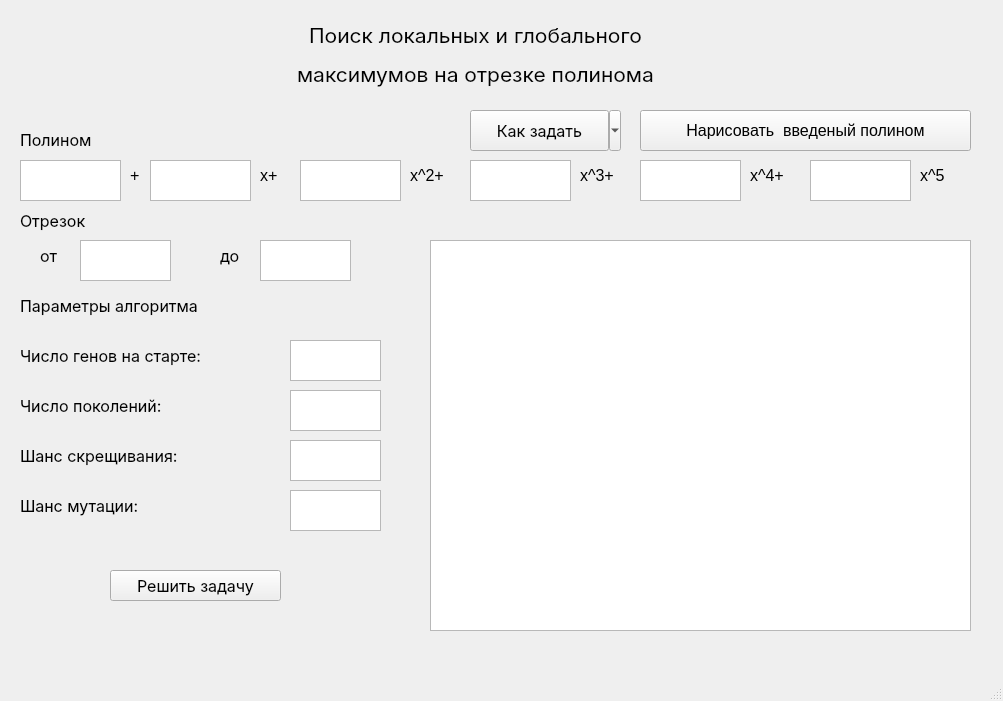
Old version of the form src/gui/mainwindow.ui in the repository jqnfxa/GA_Practice.
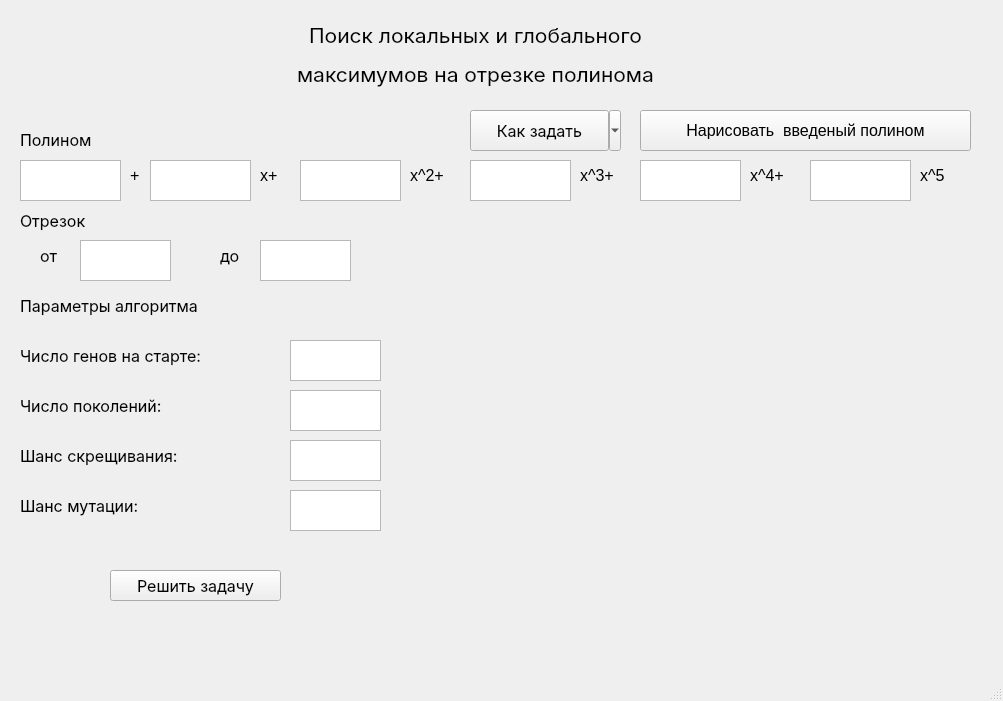
New version of the form.

What changed in the file:
```diff
--- a/src/gui/mainwindow.ui
+++ b/src/gui/mainwindow.ui
@@ -17,21 +17,6 @@
    <string notr="true"/>
   </property>
   <widget class="QWidget" name="centralwidget">
-   <widget class="QGraphicsView" name="setgraphVis">
-    <property name="geometry">
-     <rect>
-      <x>430</x>
-      <y>240</y>
-      <width>541</width>
-      <height>391</height>
-     </rect>
-    </property>
-    <property name="font">
-     <font>
-      <pointsize>12</pointsize>
-     </font>
-    </property>
-   </widget>
    <widget class="QLabel" name="label">
     <property name="geometry">
      <rect>
@@ -592,6 +577,17 @@
      <string>Нарисовать  введеный полином</string>
     </property>
    </widget>
+   <widget class="QWidget" name="verticalLayoutWidget">
+    <property name="geometry">
+     <rect>
+      <x>420</x>
+      <y>220</y>
+      <width>551</width>
+      <height>431</height>
+     </rect>
+    </property>
+    <layout class="QVBoxLayout" name="layout"/>
+   </widget>
   </widget>
   <widget class="QStatusBar" name="statusbar"/>
  </widget>
```
